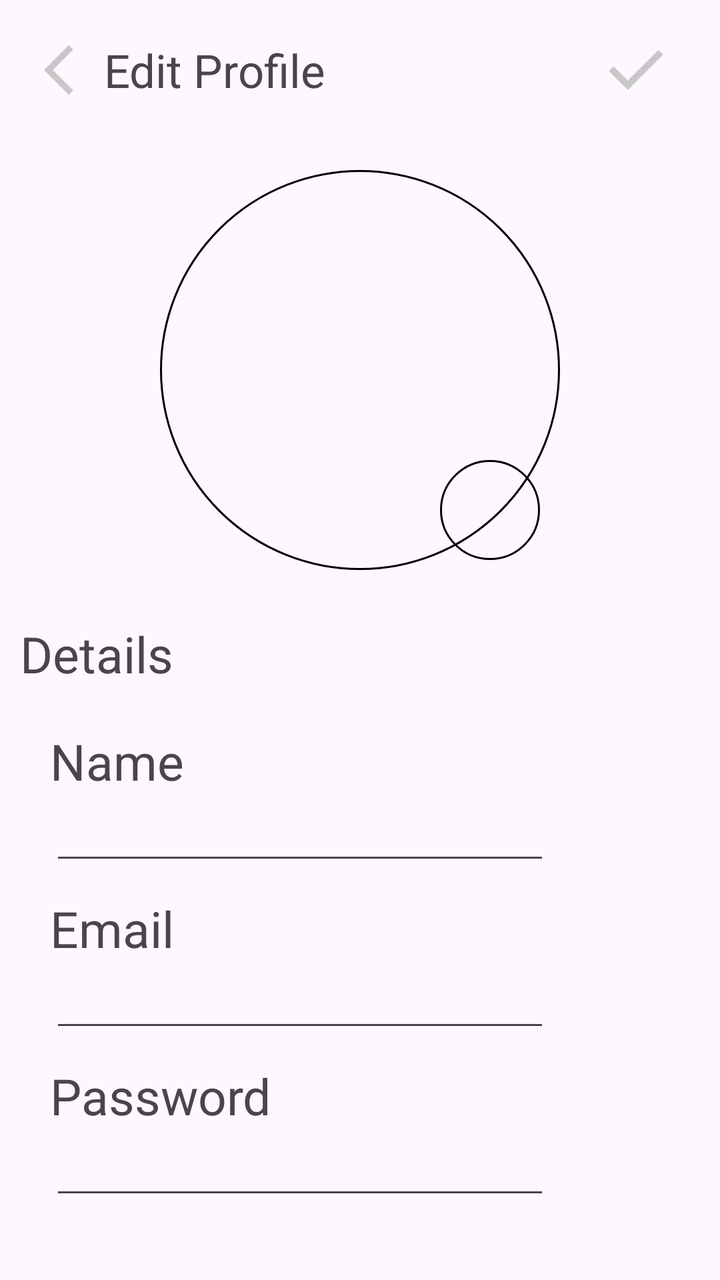
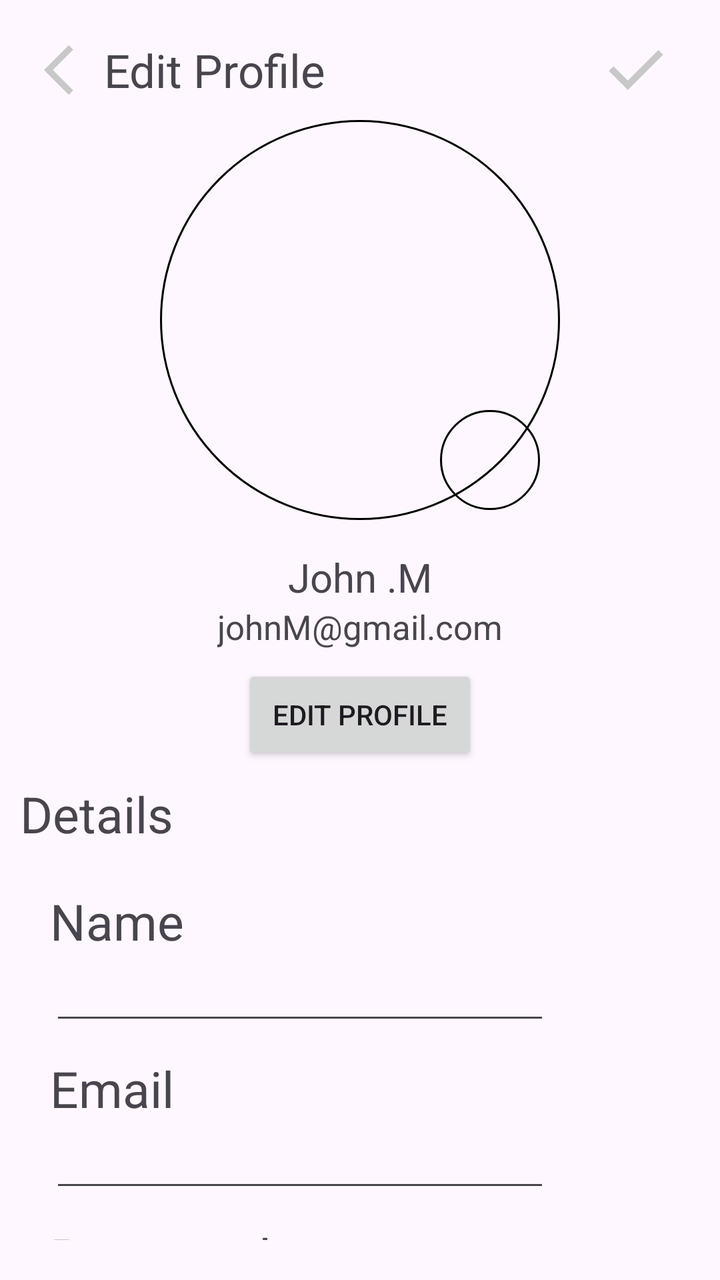

The first picture is an Android layout as it rendered before a commit; the second is the same layout after the commit. The layout source and the unified diff follow.
<!-- AndroidManifest.xml: application theme Theme.Buscor -->
<!-- res/layout/fragment_edit_profile.xml -->
<?xml version="1.0" encoding="utf-8"?>
<FrameLayout xmlns:android="http://schemas.android.com/apk/res/android"
    xmlns:app="http://schemas.android.com/apk/res-auto"
    xmlns:tools="http://schemas.android.com/tools"
    android:layout_width="match_parent"
    android:layout_height="match_parent"
    android:padding="10dp"
    tools:context=".views.ProfileandSettings.EditProfile.EditProfile">

    <LinearLayout
        android:layout_width="match_parent"
        android:layout_height="match_parent"
        android:orientation="vertical">

        <LinearLayout
            android:layout_width="match_parent"
            android:layout_height="50dp"
            android:orientation="horizontal"
            android:paddingHorizontal="12dp"
            android:paddingVertical="5dp">

            <ImageView
                android:layout_width="wrap_content"
                android:layout_height="wrap_content"
                android:layout_gravity="center"
                android:src="@drawable/arrow_back" />

            <TextView
                android:layout_width="wrap_content"
                android:layout_height="wrap_content"
                android:layout_gravity="center"
                android:layout_weight="1"
                android:text="Edit Profile"
                android:textAlignment="center"
                android:textSize="23sp" />

            <ImageView
                android:layout_width="wrap_content"
                android:layout_height="wrap_content"
                android:layout_gravity="center"
                android:src="@drawable/process_icon" />


        </LinearLayout>

        <androidx.constraintlayout.widget.ConstraintLayout
            android:layout_width="match_parent"
            android:layout_height="250dp">

            <FrameLayout
                android:layout_width="wrap_content"
                android:layout_height="wrap_content"
                app:layout_constraintBottom_toBottomOf="parent"
                app:layout_constraintEnd_toEndOf="parent"
                app:layout_constraintHorizontal_bias="0.5"
                app:layout_constraintStart_toStartOf="parent"
                app:layout_constraintTop_toTopOf="parent"
                app:layout_constraintVertical_bias="0.5">

                <ImageView
                    android:layout_width="200dp"
                    android:layout_height="200dp"
                    android:background="@drawable/profile_image_border" />

                <ImageView
                    android:layout_width="50dp"
                    android:layout_height="50dp"
                    android:layout_gravity="bottom|end"
                    android:background="@drawable/profile_image_border"
                    android:layout_marginRight="10dp"
                    android:layout_marginBottom="5dp"/>

            </FrameLayout>

        </androidx.constraintlayout.widget.ConstraintLayout>

        <TextView
            android:layout_width="wrap_content"
            android:layout_height="wrap_content"
            android:text="Details"
            android:textSize="25dp" />

        <LinearLayout
            android:layout_width="match_parent"
            android:layout_height="wrap_content"
            android:layout_marginTop="20dp"
            android:orientation="vertical"
            android:paddingLeft="15dp">


            <LinearLayout
                android:layout_width="wrap_content"
                android:layout_height="wrap_content"
                android:orientation="vertical"
                android:layout_marginBottom="10dp">


                <TextView
                    android:layout_width="wrap_content"
                    android:layout_height="wrap_content"
                    android:text="Name"
                    android:textSize="25dp" />

                <EditText
                    android:id="@+id/editProfileName"
                    android:layout_width="250dp"
                    android:layout_height="40dp"
                    android:selectAllOnFocus="true"
                    android:singleLine="false" />

            </LinearLayout>

            <LinearLayout
                android:layout_width="wrap_content"
                android:layout_height="wrap_content"
                android:orientation="vertical"
                android:layout_marginBottom="10dp">


                <TextView
                    android:layout_width="wrap_content"
                    android:layout_height="wrap_content"
                    android:text="Email"
                    android:textSize="25dp" />

                <EditText
                    android:id="@+id/editProfileEmail"
                    android:layout_width="250dp"
                    android:layout_height="40dp"
                    android:selectAllOnFocus="true"
                    android:singleLine="false" />

            </LinearLayout>

            <LinearLayout
                android:layout_width="wrap_content"
                android:layout_height="wrap_content"
                android:orientation="vertical"
                android:layout_marginBottom="10dp">


                <TextView
                    android:layout_width="wrap_content"
                    android:layout_height="wrap_content"
                    android:text="Password"
                    android:textSize="25dp" />

                <EditText
                    android:id="@+id/editProfilePassword"
                    android:layout_width="250dp"
                    android:layout_height="40dp"
                    android:selectAllOnFocus="true"
                    android:singleLine="false" />

            </LinearLayout>

            <LinearLayout
                android:layout_width="wrap_content"
                android:layout_height="wrap_content"
                android:orientation="vertical"
                android:layout_marginBottom="10dp">


                <TextView
                    android:layout_width="wrap_content"
                    android:layout_height="wrap_content"
                    android:text="Phone Number"
                    android:textSize="25dp" />

                <EditText
                    android:id="@+id/editProfilePhoneNumber"
                    android:layout_width="250dp"
                    android:layout_height="40dp"
                    android:selectAllOnFocus="true"
                    android:singleLine="false" />

            </LinearLayout>

            <LinearLayout
                android:layout_width="wrap_content"
                android:layout_height="wrap_content"
                android:orientation="vertical"
                android:layout_marginBottom="10dp">


                <TextView
                    android:layout_width="wrap_content"
                    android:layout_height="wrap_content"
                    android:text="Location"
                    android:textSize="25dp" />

                <EditText
                    android:id="@+id/editProfileLocation"
                    android:layout_width="250dp"
                    android:layout_height="40dp"
                    android:selectAllOnFocus="true"
                    android:singleLine="false" />

            </LinearLayout>


        </LinearLayout>

    </LinearLayout>

</FrameLayout>
<!-- resources referenced by this layout -->
<resources>
  <!-- drawable arrow_back (drawable) -->
  <vector xmlns:android="http://schemas.android.com/apk/res/android"
      android:autoMirrored="true"
      android:height="30dp"
      android:tint="#C8C8C8"
      android:viewportHeight="24"
      android:viewportWidth="24"
      android:width="30dp">
        
      <path android:fillColor="@android:color/white" android:pathData="M11.67,3.87L9.9,2.1 0,12l9.9,9.9 1.77,-1.77L3.54,12z"/>
      
  </vector>
  <!-- drawable process_icon (drawable) -->
  <vector xmlns:android="http://schemas.android.com/apk/res/android"
      android:height="40dp"
      android:tint="#C8C8C8"
      android:viewportHeight="960"
      android:viewportWidth="960"
      android:width="40dp">
        
      <path android:fillColor="@android:color/white" android:pathData="M382,720L154,492L211,435L382,606L749,239L806,296L382,720Z"/>
      
  </vector>
  <!-- drawable profile_image_border (drawable) -->
  <shape
      xmlns:android="http://schemas.android.com/apk/res/android"
      android:shape="rectangle">
      <solid
          android:color="@android:color/transparent"/>
  
      <corners
          android:bottomRightRadius="300dp"
          android:bottomLeftRadius="300dp"
          android:topLeftRadius="300dp"
          android:topRightRadius="300dp"/>
      <stroke
          android:color="@color/black"
          android:width="1dp"/>
  </shape>
  <style name="Theme.Buscor" parent="Base.Theme.Buscor" />
  <color name="black">#FF000000</color>
  <style name="Base.Theme.Buscor" parent="Theme.Material3.DayNight.NoActionBar">
          
          
      </style>
</resources>

<!-- the commit's change to res/layout/fragment_edit_profile.xml (unified diff, before → after) -->
@@ -45,32 +45,68 @@
 
         <androidx.constraintlayout.widget.ConstraintLayout
             android:layout_width="match_parent"
-            android:layout_height="250dp">
+            android:layout_height="330dp">
 
             <FrameLayout
-                android:layout_width="wrap_content"
-                android:layout_height="wrap_content"
+                android:id="@+id/frameLayout2"
+                android:layout_width="wrap_content"
+                android:layout_height="wrap_content"
+                app:layout_constraintEnd_toEndOf="parent"
+                app:layout_constraintHorizontal_bias="0.5"
+                app:layout_constraintStart_toStartOf="parent"
+                app:layout_constraintTop_toTopOf="parent">
+
+                <ImageView
+                    android:layout_width="200dp"
+                    android:layout_height="200dp"
+                    android:background="@drawable/profile_image_border" />
+
+                <ImageView
+                    android:layout_width="50dp"
+                    android:layout_height="50dp"
+                    android:layout_gravity="bottom|end"
+                    android:layout_marginRight="10dp"
+                    android:layout_marginBottom="5dp"
+                    android:background="@drawable/profile_image_border" />
+
+            </FrameLayout>
+
+            <LinearLayout
+                android:id="@+id/linearLayout"
+                android:layout_width="match_parent"
+                android:layout_height="wrap_content"
+                android:layout_marginTop="15dp"
+                android:orientation="vertical"
+                app:layout_constraintEnd_toEndOf="parent"
+                app:layout_constraintHorizontal_bias="0.5"
+                app:layout_constraintStart_toStartOf="parent"
+                app:layout_constraintTop_toBottomOf="@+id/frameLayout2">
+
+                <TextView
+                    android:layout_width="wrap_content"
+                    android:layout_height="27dp"
+                    android:layout_gravity="center"
+                    android:text="John .M"
+                    android:textSize="20sp" />
+
+                <TextView
+                    android:layout_width="wrap_content"
+                    android:layout_height="wrap_content"
+                    android:layout_gravity="center"
+                    android:text="johnM@gmail.com"
+                    android:textSize="17sp" />
+
+            </LinearLayout>
+
+            <Button
+                android:layout_width="118dp"
+                android:layout_height="50dp"
+                android:text="Edit Profile"
                 app:layout_constraintBottom_toBottomOf="parent"
                 app:layout_constraintEnd_toEndOf="parent"
                 app:layout_constraintHorizontal_bias="0.5"
                 app:layout_constraintStart_toStartOf="parent"
-                app:layout_constraintTop_toTopOf="parent"
-                app:layout_constraintVertical_bias="0.5">
-
-                <ImageView
-                    android:layout_width="200dp"
-                    android:layout_height="200dp"
-                    android:background="@drawable/profile_image_border" />
-
-                <ImageView
-                    android:layout_width="50dp"
-                    android:layout_height="50dp"
-                    android:layout_gravity="bottom|end"
-                    android:background="@drawable/profile_image_border"
-                    android:layout_marginRight="10dp"
-                    android:layout_marginBottom="5dp"/>
-
-            </FrameLayout>
+                app:layout_constraintTop_toBottomOf="@+id/linearLayout" />
 
         </androidx.constraintlayout.widget.ConstraintLayout>
 
